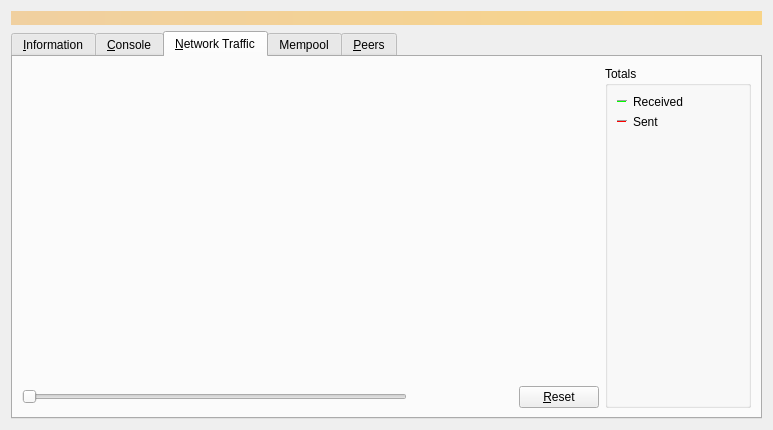
rebroad/bitcoin, file src/qt/forms/debugwindow.ui: the form before one commit.
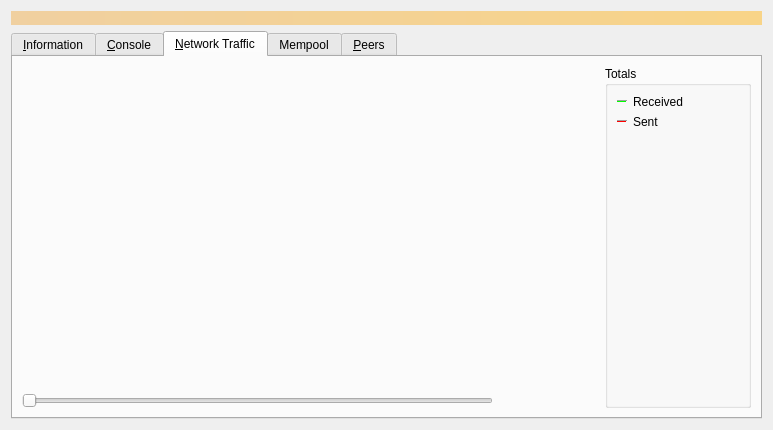
The form after the commit. The open tabs and pages were chosen to show the change. Icons and pictures are not drawn. Custom widgets are drawn as their Qt base class.

The edit to the form file:
```diff
--- a/src/qt/forms/debugwindow.ui
+++ b/src/qt/forms/debugwindow.ui
@@ -659,16 +659,6 @@
              </property>
             </widget>
            </item>
-           <item>
-            <widget class="QPushButton" name="btnClearTrafficGraph">
-             <property name="text">
-              <string>&amp;Reset</string>
-             </property>
-             <property name="autoDefault">
-              <bool>false</bool>
-             </property>
-            </widget>
-           </item>
           </layout>
          </item>
         </layout>
```
